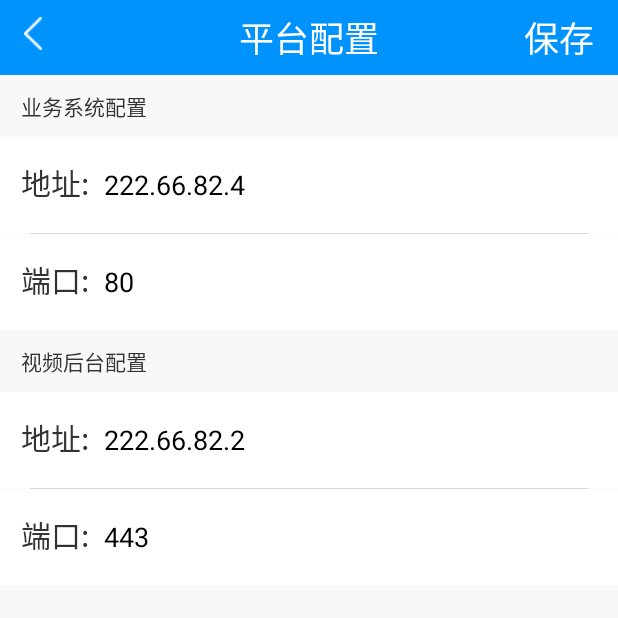
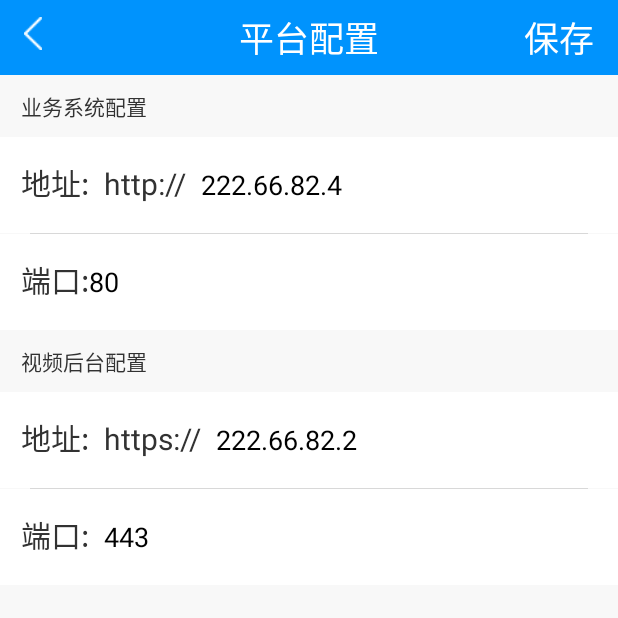
Before and after one commit to Organization-ivm/ivm-8700, an Android app: the LoginActivity screen opened directly, with no data from a screen before it, after a tap on "去配置", on a phone screen of 412 x 824 dp, the top half of it. Run offline under Robolectric (Android 15) with nearby library versions, the phone set to English and light mode, and no system bars.

Commit message:
update seting

```diff
--- a/ivm-8700/app/src/main/java/com/ivms/ivms8700/view/LoginActivity.java
+++ b/ivm-8700/app/src/main/java/com/ivms/ivms8700/view/LoginActivity.java
@@ -43,6 +43,14 @@ public class LoginActivity extends Activity implements ILoginView, View.OnClickL
     private static final int MY_PERMISSION_REQUEST_CODE = 10000;
     private String videoUser="";//video二次登录后台返回用户名
     private String videoPassword="";//video二次登录后台返回密码
+    private String local_url="";
+    private String local_port="";
+    private String local_video_url="";
+    private String local_video_ip="";
+    private String userName="";
+    private String local_video_port="";
+    private String password="";
+
     @Override
     protected void onCreate(Bundle savedInstanceState) {
         super.onCreate(savedInstanceState);
@@ -53,6 +61,15 @@ public class LoginActivity extends Activity implements ILoginView, View.OnClickL
                 Manifest.permission.WRITE_EXTERNAL_STORAGE}
                 , MY_PERMISSION_REQUEST_CODE );
         okHttpClientManager=OkHttpClientManager.getInstance();
+        //初始化
+        if(localDbUtil.getString("local_url").isEmpty()){
+            localDbUtil.setString("local_ip",getString(R.string.url_et));
+            localDbUtil.setString("local_url",getString(R.string.http_et)+getString(R.string.url_et));
+            localDbUtil.setString("local_port",getString(R.string.port_et));
+            localDbUtil.setString("local_video_url",getString(R.string.https_et)+getString(R.string.video_url_et));
+            localDbUtil.setString("local_video_ip",getString(R.string.video_url_et));
+            localDbUtil.setString("local_video_port",getString(R.string.video_port_et));
+        }
     }
     //初始化控件
     private void initView() {
@@ -70,14 +87,15 @@ public class LoginActivity extends Activity implements ILoginView, View.OnClickL
     public void onClick(View v) {
        switch (v.getId()){
            case R.id.login_btn:
-               String  local_url=localDbUtil.getString("local_url");
-               String  local_port=localDbUtil.getString("local_port");
-               String  local_video_url=localDbUtil.getString("local_video_url");
-               String  local_video_port=localDbUtil.getString("local_video_port");
-               String userName=username.getText().toString().trim();
-               String password=pwd.getText().toString().trim();
-               if(checkLoginData(local_url,local_port,local_video_url,local_video_port,userName,password)){
-                   String getUrl="http://"+local_url+"/shm/login?userName="+userName+"&passWord="+password+"&videoIP="+local_video_url+"&token="+token;
+               local_url=localDbUtil.getString("local_url");
+               local_port=localDbUtil.getString("local_port");
+               local_video_url=localDbUtil.getString("local_video_url");
+               local_video_ip=localDbUtil.getString("local_video_ip");
+               local_video_port=localDbUtil.getString("local_video_port");
+               userName=username.getText().toString().trim();
+               password=pwd.getText().toString().trim();
+               if(checkLoginData(local_url,local_port,local_video_ip,local_video_port,userName,password)){
+                   String getUrl=local_url+"/shm/login?userName="+userName+"&passWord="+password+"&videoIP="+local_video_ip+"&token="+token;
                    Log.i("Alan","getUrl=-="+getUrl);
                    okHttpClientManager.asyncJsonObjectByUrl(getUrl,this);
 //                   okHttpClientManager.asyncJsonObjectByUrl("http://222.66.82.4:80/shm/login?userName=mobile&passWord=123456&videoIP=222.66.82.2&token=4CE19CA8FCD150A4 ",this);
@@ -166,10 +184,9 @@ public class LoginActivity extends Activity implements ILoginView, View.OnClickL
                     videoUser=obj.getString("videoUser");
                     videoPassword=obj.getString("videoPassword");
                     Log.i("Alan","后台登录成功，开始登录ivms后台..");
-                    String url = "https://222.66.82.2:443";
                     String macAddress = getMacAddress();
                     String passwordLevel="2";
-                    presenter.login(url, videoUser, videoPassword, macAddress, passwordLevel);
+                    presenter.login(local_video_url, videoUser, videoPassword, macAddress, passwordLevel);
                 }else{
                     UIUtil.showToast(this,msg );
                 }
@@ -181,6 +198,8 @@ public class LoginActivity extends Activity implements ILoginView, View.OnClickL
             e.printStackTrace();
         }
     }
+
+
     //判断参数是否合法
     private boolean checkLoginData(String url,String port,String video_url,String video_port, String userName, String password) {
         if(url.isEmpty()){
--- a/ivm-8700/app/src/main/java/com/ivms/ivms8700/view/SetingActivity.java
+++ b/ivm-8700/app/src/main/java/com/ivms/ivms8700/view/SetingActivity.java
@@ -43,17 +43,19 @@ public class SetingActivity extends Activity implements View.OnClickListener {
         video_port_et=(EditText)findViewById(R.id.video_port_et);
 
         String  local_url=localDbUtil.getString("local_url");
+        String  local_ip=localDbUtil.getString("local_ip");
         String  local_port=localDbUtil.getString("local_port");
         String  local_video_url=localDbUtil.getString("local_video_url");
+        String  local_video_ip=localDbUtil.getString("local_video_ip");
         String  local_video_port=localDbUtil.getString("local_video_port");
         if(!local_url.isEmpty()){
-            url_et.setText(local_url);
+            url_et.setText(local_ip);
         }
         if(!local_port.isEmpty()){
             port_et.setText(local_port);
         }
         if(!local_video_url.isEmpty()){
-            video_url_et.setText(local_video_url);
+            video_url_et.setText(local_video_ip);
         }
         if(!local_video_port.isEmpty()){
             video_port_et.setText(local_video_port);
@@ -73,9 +75,11 @@ public class SetingActivity extends Activity implements View.OnClickListener {
                 String video_url=video_url_et.getText().toString().trim();
                 String video_port=video_port_et.getText().toString().trim();
                  if(checkData(url,port,video_url,video_port)){
-                     localDbUtil.setString("local_url",url);
+                     localDbUtil.setString("local_ip",url);
+                     localDbUtil.setString("local_url",getString(R.string.http_et)+url);
                      localDbUtil.setString("local_port",port);
-                     localDbUtil.setString("local_video_url",video_url);
+                     localDbUtil.setString("local_video_url",getString(R.string.https_et)+video_url);
+                     localDbUtil.setString("local_video_ip",video_url);
                      localDbUtil.setString("local_video_port",video_port);
                      finish();
                  }
--- a/ivm-8700/app/src/main/res/layout/activity_seting.xml
+++ b/ivm-8700/app/src/main/res/layout/activity_seting.xml
@@ -31,7 +31,13 @@
             android:textSize="@dimen/dp20"
             android:layout_marginLeft="@dimen/dp14"
             android:text="@string/adress"/>
-
+        <TextView
+            android:layout_width="wrap_content"
+            android:layout_height="wrap_content"
+            android:background="@null"
+            android:textSize="@dimen/dp20"
+            android:layout_marginLeft="@dimen/dp10"
+            android:text="@string/http_et"/>
         <EditText
             android:id="@+id/url_et"
             android:layout_width="match_parent"
@@ -69,7 +75,6 @@
             android:layout_height="match_parent"
             android:textSize="@dimen/dp18"
             android:text="@string/port_et"
-            android:layout_marginLeft="@dimen/dp10"
             android:hint="@string/port_hint"
             android:numeric="integer"
             android:background="@null"/>
@@ -96,7 +101,13 @@
             android:textSize="@dimen/dp20"
             android:layout_marginLeft="@dimen/dp14"
             android:text="@string/adress"/>
-
+        <TextView
+            android:layout_width="wrap_content"
+            android:layout_height="wrap_content"
+            android:background="@null"
+            android:textSize="@dimen/dp20"
+            android:layout_marginLeft="@dimen/dp10"
+            android:text="@string/https_et"/>
         <EditText
             android:id="@+id/video_url_et"
             android:layout_width="match_parent"
--- a/ivm-8700/app/src/main/res/values/strings.xml
+++ b/ivm-8700/app/src/main/res/values/strings.xml
@@ -24,6 +24,8 @@
     <string name="username">admin</string>
 
     <string name="main_url_hint">服务器地址(https://10.33.31.200:443)</string>
+    <string name="http_et">http://</string>
+    <string name="https_et">https://</string>
     <string name="url_et">222.66.82.4</string>
     <string name="port_et">80</string>
     <string name="video_url_et">222.66.82.2</string>
```
